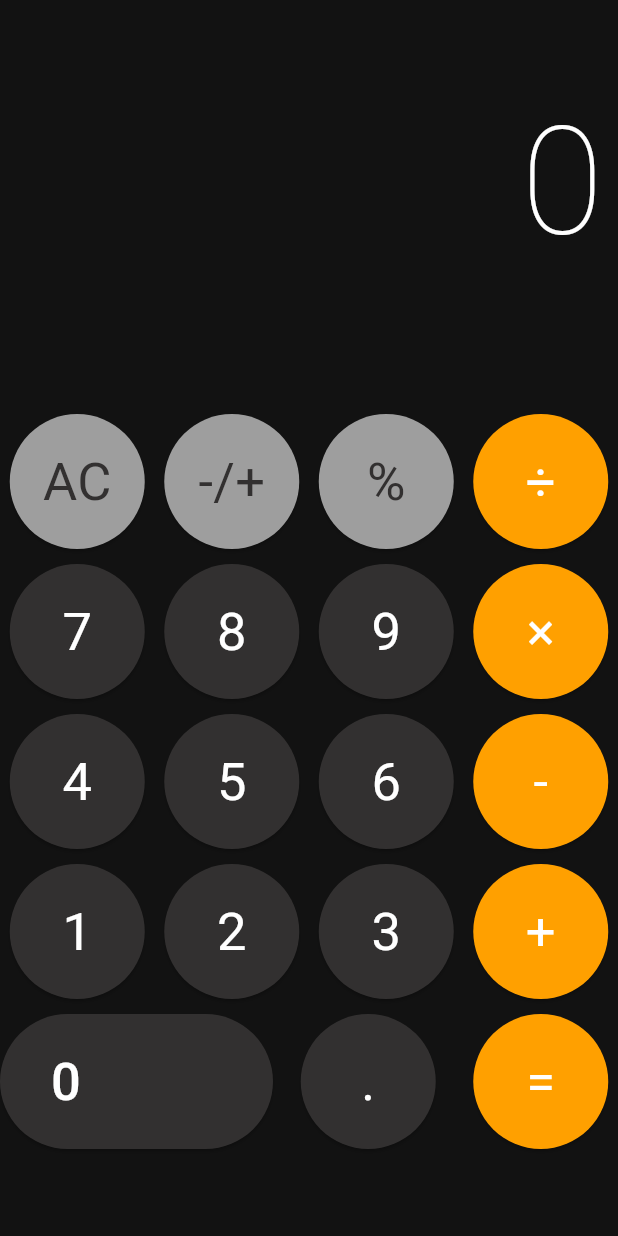
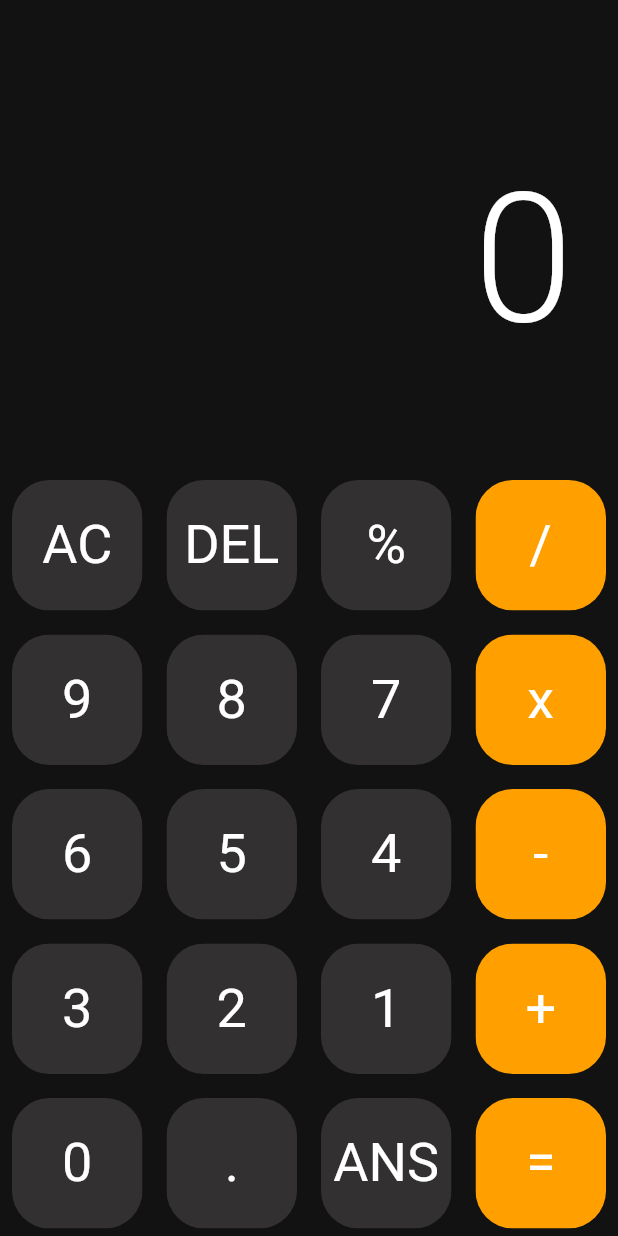
Before and after one commit to MhmmdAkcby/calculate_app, a Flutter app: the screen it shows after launch, on a phone screen of 412 x 824 dp. Run offline on Flutter 3.47's test engine with Material 3 defaults, Android fonts, the phone set to English and light mode, and no system bars.

Commit message:
change design and write calculate methode

```diff
--- a/lib/product/project_size/project_size.dart
+++ b/lib/product/project_size/project_size.dart
@@ -1,16 +1,17 @@
 import 'package:flutter/material.dart';
 
 class ProjectSize {
-  final double containerSize = 200;
-  final double textFontSizeInContainer = 100;
-  final double elevatedButtonTextSize = 35;
-  final double sizedBoxHeight = 10;
+  final double containerFontSize = 120;
+  final double borderRadius = 25;
+  final int flexSize = 2;
 }
 
 /// Project pading
 class ProjectPadding {
-  static const standartPadding = EdgeInsets.all(10.0);
-  static const standartPaddingx2 = EdgeInsets.all(20.0);
-  static const conatinerSymertricPadding = EdgeInsets.symmetric(vertical: 10, horizontal: 10);
-  static const zeroButtonPadding = EdgeInsets.fromLTRB(34, 20, 128, 20);
+  static const standartPadding = EdgeInsets.all(8.0);
 }
+
+/// Projec margin
+class ProjectMargin {
+  static const marginSymmetricContainer = EdgeInsets.symmetric(vertical: 50, horizontal: 30);
+}
--- /dev/null
+++ b/lib/widget/button_widget.dart
@@ -0,0 +1,34 @@
+import 'package:calculator_app/product/project_size/project_size.dart';
+import 'package:flutter/material.dart';
+
+class ButtonWidget extends StatelessWidget {
+  final color;
+  final textColor;
+  final buttonText;
+  final onTap;
+
+  const ButtonWidget({super.key, this.color, this.textColor, this.buttonText, this.onTap});
+
+  @override
+  Widget build(BuildContext context) {
+    return InkWell(
+      borderRadius: BorderRadius.circular(ProjectSize().borderRadius),
+      onTap: onTap,
+      child: Padding(
+        padding: ProjectPadding.standartPadding,
+        child: ClipRRect(
+          borderRadius: BorderRadius.circular(ProjectSize().borderRadius),
+          child: Container(
+            color: color,
+            child: Center(
+              child: Text(
+                buttonText,
+                style: Theme.of(context).textTheme.displaySmall?.copyWith(),
+              ),
+            ),
+          ),
+        ),
+      ),
+    );
+  }
+}
--- a/lib/widget/calculate_button/calculate_button_widget.dart
+++ /dev/null
@@ -1,100 +0,0 @@
-import 'package:calculator_app/product/color/project_colors.dart';
-import 'package:calculator_app/product/project_size/project_size.dart';
-import 'package:calculator_app/widget/calculate_button/calculate_buttons.dart';
-import 'package:flutter/material.dart';
-
-class CalculateButtonWidget extends StatefulWidget {
-  const CalculateButtonWidget({super.key});
-
-  @override
-  State<CalculateButtonWidget> createState() => _CalculateButtonWidgetState();
-}
-
-class _CalculateButtonWidgetState extends State<CalculateButtonWidget> with CalculateButtonMixin {
-  @override
-  Widget build(BuildContext context) {
-    return Column(
-      children: [
-        Row(
-          mainAxisAlignment: MainAxisAlignment.start,
-          children: [
-            callculateButton(context, 'AC', ProjectColor.greyColor, ProjectColor.blackColor),
-            callculateButton(context, '-/+', ProjectColor.greyColor, ProjectColor.blackColor),
-            callculateButton(context, '%', ProjectColor.greyColor, ProjectColor.blackColor),
-            callculateButton(context, '÷', ProjectColor.amberColor, ProjectColor.whiteColor),
-          ],
-        ),
-        SizedBox(height: ProjectSize().sizedBoxHeight),
-        Row(
-          mainAxisAlignment: MainAxisAlignment.spaceBetween,
-          children: [
-            callculateButton(context, '7', ProjectColor.blackColor, ProjectColor.whiteColor),
-            callculateButton(context, '8', ProjectColor.blackColor, ProjectColor.whiteColor),
-            callculateButton(context, '9', ProjectColor.blackColor, ProjectColor.whiteColor),
-            callculateButton(context, '×', ProjectColor.amberColor, ProjectColor.whiteColor),
-          ],
-        ),
-        SizedBox(height: ProjectSize().sizedBoxHeight),
-        Row(
-          mainAxisAlignment: MainAxisAlignment.spaceBetween,
-          children: [
-            callculateButton(context, '4', ProjectColor.blackColor, ProjectColor.whiteColor),
-            callculateButton(context, '5', ProjectColor.blackColor, ProjectColor.whiteColor),
-            callculateButton(context, '6', ProjectColor.blackColor, ProjectColor.whiteColor),
-            callculateButton(context, '-', ProjectColor.amberColor, ProjectColor.whiteColor),
-          ],
-        ),
-        SizedBox(height: ProjectSize().sizedBoxHeight),
-        Row(
-          mainAxisAlignment: MainAxisAlignment.spaceBetween,
-          children: [
-            callculateButton(context, '1', ProjectColor.blackColor, ProjectColor.whiteColor),
-            callculateButton(context, '2', ProjectColor.blackColor, ProjectColor.whiteColor),
-            callculateButton(context, '3', ProjectColor.blackColor, ProjectColor.whiteColor),
-            callculateButton(context, '+', ProjectColor.amberColor, ProjectColor.whiteColor),
-          ],
-        ),
-        SizedBox(height: ProjectSize().sizedBoxHeight),
-        Row(
-          mainAxisAlignment: MainAxisAlignment.spaceBetween,
-          children: [
-            const _ZeroButton(),
-            callculateButton(context, '.', ProjectColor.blackColor, ProjectColor.whiteColor),
-            callculateButton(context, '=', ProjectColor.amberColor, ProjectColor.whiteColor),
-          ],
-        )
-      ],
-    );
-  }
-}
-
-class _ZeroButton extends StatelessWidget {
-  const _ZeroButton({
-    super.key,
-  });
-
-  @override
-  Widget build(BuildContext context) {
-    return Row(
-      mainAxisAlignment: MainAxisAlignment.spaceEvenly,
-      children: [
-        //this is button Zero
-        ElevatedButton(
-          style: ElevatedButton.styleFrom(
-            padding: ProjectPadding.zeroButtonPadding,
-            backgroundColor: ProjectColor.blackColor,
-            shape: const StadiumBorder(),
-          ),
-          onPressed: () {},
-          child: Text(
-            '0',
-            style: TextStyle(
-              fontSize: ProjectSize().elevatedButtonTextSize,
-              color: ProjectColor.whiteColor,
-            ),
-          ),
-        ),
-      ],
-    );
-  }
-}
--- a/lib/widget/calculate_button/calculate_buttons.dart
+++ /dev/null
@@ -1,27 +0,0 @@
-import 'package:calculator_app/product/project_size/project_size.dart';
-import 'package:flutter/material.dart';
-
-mixin CalculateButtonMixin {
-  Widget callculateButton(BuildContext context, String btnTxt, Color btnColor, Color txtColor) {
-    return SizedBox(
-      width: MediaQuery.of(context).size.width * 0.25,
-      child: ElevatedButton(
-        onPressed: () {
-          //TODO: add calculate method
-        },
-        style: ElevatedButton.styleFrom(
-          shape: const CircleBorder(),
-          backgroundColor: btnColor,
-          padding: ProjectPadding.standartPaddingx2,
-        ),
-        child: Text(
-          btnTxt,
-          style: Theme.of(context).textTheme.bodyMedium?.copyWith(
-                fontSize: ProjectSize().elevatedButtonTextSize,
-                color: txtColor,
-              ),
-        ),
-      ),
-    );
-  }
-}
--- a/lib/widget/calculate_main_text_container.dart
+++ /dev/null
@@ -1,29 +0,0 @@
-import 'package:calculator_app/product/project_size/project_size.dart';
-import 'package:flutter/material.dart';
-
-class CalculateMainContainerTextShow extends StatefulWidget {
-  const CalculateMainContainerTextShow({super.key});
-
-  @override
-  State<CalculateMainContainerTextShow> createState() => _CalculateMainContainerTextShowState();
-}
-
-class _CalculateMainContainerTextShowState extends State<CalculateMainContainerTextShow> {
-  String text = '0';
-  @override
-  Widget build(BuildContext context) {
-    return Container(
-      margin: ProjectPadding.conatinerSymertricPadding,
-      height: ProjectSize().containerSize,
-      width: MediaQuery.of(context).size.width,
-      child: Text(
-        textAlign: TextAlign.right,
-        text,
-        style: Theme.of(context)
-            .textTheme
-            .displayLarge
-            ?.copyWith(fontSize: ProjectSize().textFontSizeInContainer, fontWeight: FontWeight.w200),
-      ),
-    );
-  }
-}
```
Also changed, not shown: lib/core/buttons_list.dart (added, +24 -0 lines), lib/view/home_manage.dart (added, +115 -0 lines), lib/view/home_view.dart (+49 -6 lines), lib/view/test.dart (deleted, +0 -249 lines).
